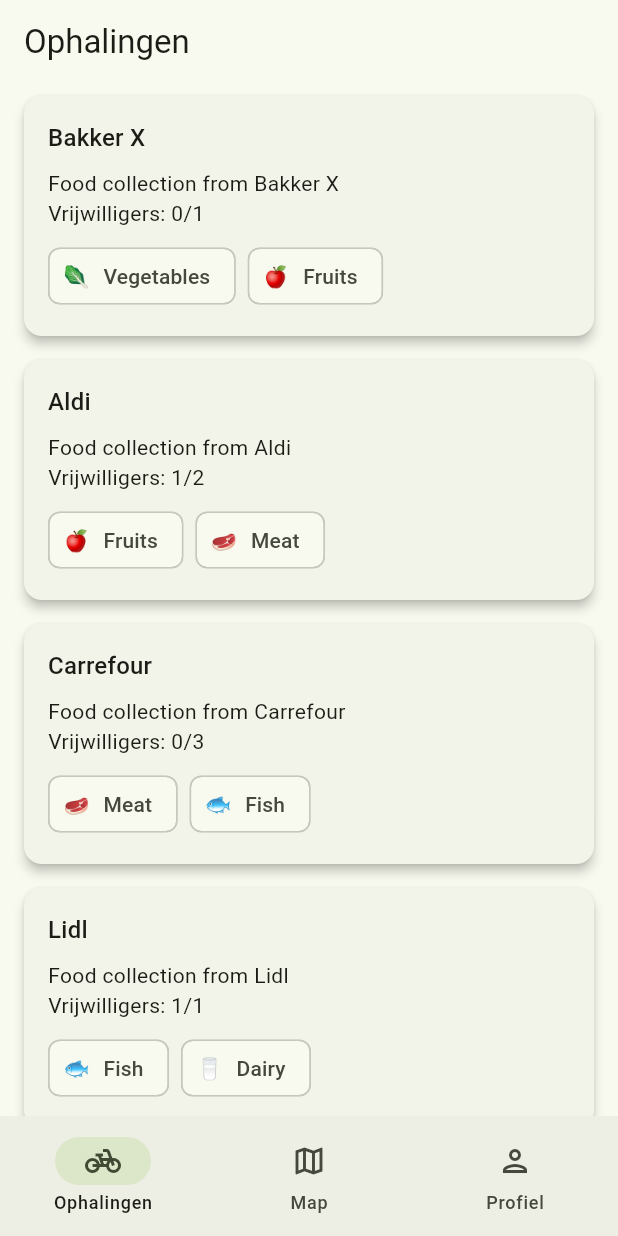
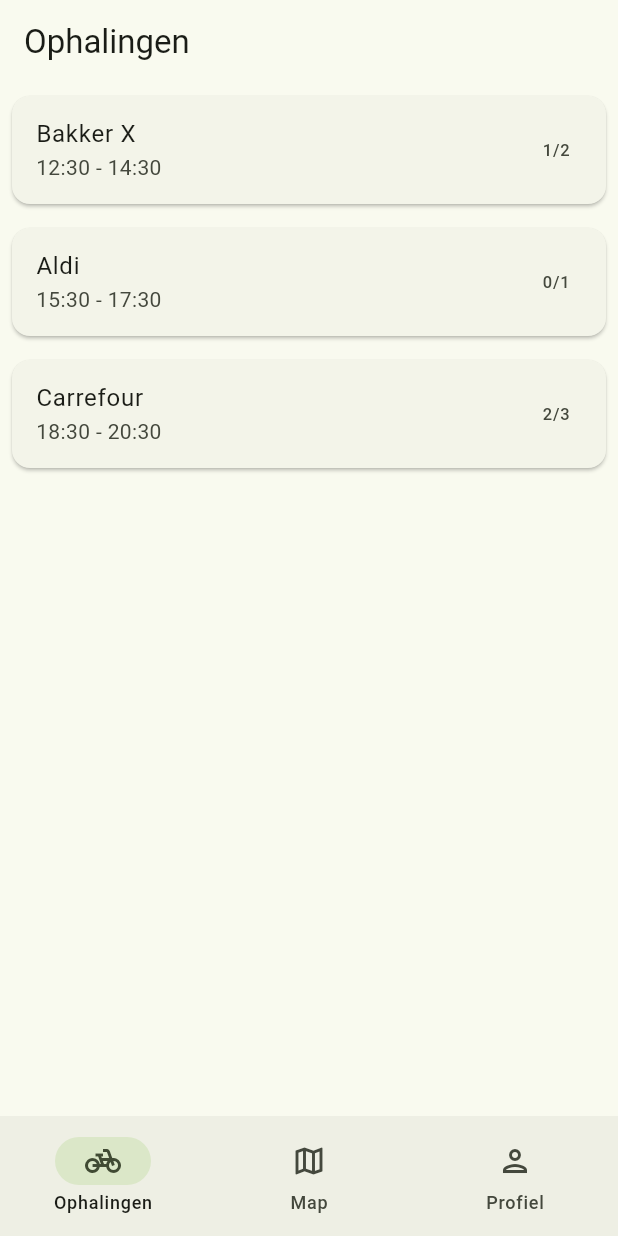
Before and after one commit to weAreHackaton/hackaton2025_6, a Flutter app: the screen it shows after launch, on a phone screen of 412 x 824 dp. Run offline on Flutter 3.47's test engine with Material 3 defaults, Android fonts, the phone set to English and light mode, and no system bars; our stand-ins replace equatable, flutter_map, latlong2.

Commit message:
refactored ophaling

```diff
--- a/lib/map/views/map_screen.dart
+++ b/lib/map/views/map_screen.dart
@@ -1,7 +1,7 @@
 import 'package:flutter/material.dart';
 import 'package:flutter_map/flutter_map.dart';
 import 'package:latlong2/latlong.dart';
-import 'package:hackaton2025_6/ophalingen/models/ophaling.dart';
+import 'package:hackaton2025_6/ophalingen/data/sample_ophalingen.dart';
 import 'package:hackaton2025_6/ophalingen/views/detail_page.dart';
 import 'package:hackaton2025_6/profiel/models/user.dart';
 import 'package:intl/intl.dart';
@@ -17,61 +17,6 @@
   final MapController _mapController = MapController();
   final List<Marker> _markers = [];
 
-  // Hardcoded Ophaling objects
-  final List<Ophaling> _ophalingen = [
-    Ophaling(
-      user: User(
-        name: 'John Doe',
-        email: 'john@example.com',
-        phoneNumber: '+32 123 45 67 89',
-        location: LatLng(51.0543, 3.7174),
-      ),
-      foodtypes: [FoodType.vegetables, FoodType.fruits],
-      start: DateTime.now().add(const Duration(hours: 2)),
-      end: DateTime.now().add(const Duration(hours: 4)),
-      transportType: TransportType.cargoBike,
-      needsRefrigeration: false,
-      description: 'Verse groenten en fruit van de lokale markt',
-      location: LatLng(51.2194, 4.4025),
-      maxVolunteers: 2,
-      currentVolunteers: 1,
-    ),
-    Ophaling(
-      user: User(
-        name: 'Jane Smith',
-        email: 'jane@example.com',
-        phoneNumber: '+32 123 45 67 89',
-        location: LatLng(51.0543, 3.7174),
-      ),
-      foodtypes: [FoodType.bread, FoodType.pastries],
-      start: DateTime.now().add(const Duration(hours: 5)),
-      end: DateTime.now().add(const Duration(hours: 7)),
-      transportType: TransportType.minivan,
-      needsRefrigeration: false,
-      description: 'Koffiekoeken van de bakker om de hoek',
-      location: LatLng(50.8503, 4.3517),
-      maxVolunteers: 1,
-      currentVolunteers: 0,
-    ),
-    Ophaling(
-      user: User(
-        name: 'Mike Johnson',
-        email: 'mike@example.com',
-        phoneNumber: '+32 123 45 67 89',
-        location: LatLng(51.0543, 3.7174),
-      ),
-      foodtypes: [FoodType.meat, FoodType.fish],
-      start: DateTime.now().add(const Duration(hours: 8)),
-      end: DateTime.now().add(const Duration(hours: 10)),
-      transportType: TransportType.truck,
-      needsRefrigeration: true,
-      description: 'Vers vlees en vis uit de carrefour',
-      location: LatLng(51.0543, 3.7174),
-      maxVolunteers: 3,
-      currentVolunteers: 2,
-    ),
-  ];
-
   @override
   void initState() {
     super.initState();
@@ -79,8 +24,8 @@
   }
 
   void _addMarkers() {
-    for (int i = 0; i < _ophalingen.length; i++) {
-      final ophaling = _ophalingen[i];
+    for (int i = 0; i < SampleOphalingen.ophalingen.length; i++) {
+      final ophaling = SampleOphalingen.ophalingen[i];
 
       _markers.add(
         Marker(
@@ -176,7 +121,7 @@
       body: FlutterMap(
         mapController: _mapController,
         options: MapOptions(
-          initialCenter: _ophalingen[0].location,
+          initialCenter: SampleOphalingen.ophalingen[0].location,
           initialZoom: 8.0,
           onTap: (_, __) {},
           interactionOptions: const InteractionOptions(
--- /dev/null
+++ b/lib/ophalingen/data/sample_ophalingen.dart
@@ -0,0 +1,59 @@
+import 'package:hackaton2025_6/ophalingen/models/ophaling.dart';
+import 'package:hackaton2025_6/profiel/models/user.dart';
+import 'package:latlong2/latlong.dart';
+
+class SampleOphalingen {
+  static final List<Ophaling> ophalingen = [
+    Ophaling(
+      user: User(
+        name: 'Bakker X',
+        email: 'contact@bakkerx.be',
+        phoneNumber: '+32 123 45 67 89',
+        location: LatLng(51.0543, 3.7174),
+      ),
+      foodtypes: [FoodType.bread, FoodType.pastries],
+      start: DateTime.now().add(const Duration(hours: 2)),
+      end: DateTime.now().add(const Duration(hours: 4)),
+      transportType: TransportType.cargoBike,
+      needsRefrigeration: false,
+      description: 'Verse broodjes en koffiekoeken',
+      location: LatLng(51.2194, 4.4025),
+      maxVolunteers: 2,
+      currentVolunteers: 1,
+    ),
+    Ophaling(
+      user: User(
+        name: 'Aldi',
+        email: 'contact@aldi.be',
+        phoneNumber: '+32 123 45 67 89',
+        location: LatLng(51.0543, 3.7174),
+      ),
+      foodtypes: [FoodType.vegetables, FoodType.fruits],
+      start: DateTime.now().add(const Duration(hours: 5)),
+      end: DateTime.now().add(const Duration(hours: 7)),
+      transportType: TransportType.minivan,
+      needsRefrigeration: false,
+      description: 'Verse groenten en fruit',
+      location: LatLng(50.8503, 4.3517),
+      maxVolunteers: 1,
+      currentVolunteers: 0,
+    ),
+    Ophaling(
+      user: User(
+        name: 'Carrefour',
+        email: 'contact@carrefour.be',
+        phoneNumber: '+32 123 45 67 89',
+        location: LatLng(51.0543, 3.7174),
+      ),
+      foodtypes: [FoodType.meat, FoodType.fish],
+      start: DateTime.now().add(const Duration(hours: 8)),
+      end: DateTime.now().add(const Duration(hours: 10)),
+      transportType: TransportType.truck,
+      needsRefrigeration: true,
+      description: 'Vers vlees en vis',
+      location: LatLng(51.0543, 3.7174),
+      maxVolunteers: 3,
+      currentVolunteers: 2,
+    ),
+  ];
+}
--- a/lib/ophalingen/views/ophalingen_page.dart
+++ b/lib/ophalingen/views/ophalingen_page.dart
@@ -1,74 +1,29 @@
 import 'package:flutter/material.dart';
-import 'package:hackaton2025_6/package.dart';
-import 'package:latlong2/latlong.dart';
+import 'package:hackaton2025_6/ophalingen/data/sample_ophalingen.dart';
+import 'package:hackaton2025_6/ophalingen/views/detail_page.dart';
 import 'package:intl/intl.dart';
-
-import 'detail_page.dart';
-import 'InfoCard.dart';
 
 class OphalingenPage extends StatelessWidget {
   const OphalingenPage({super.key});
 
   @override
   Widget build(BuildContext context) {
-    // List of business/store names
-    final List<String> businessNames = [
-      'Bakker X',
-      'Aldi',
-      'Carrefour',
-      'Lidl',
-      'Delhaize',
-      'Colruyt',
-      'Jumbo',
-      'Albert Heijn',
-      'Spar',
-      'Coop',
-      'Bakkerij De Smet',
-      'Slagerij Van Damme',
-      'Viswinkel De Zee',
-      'Groenteboer Van Dijk',
-      'Koffiebar Java',
-      'Restaurant De Keuken',
-      'Cafetaria De Friet',
-      'Patisserie Sweet',
-      'Supermarkt Plus',
-      'Marktkraam Groenten'
-    ];
-
-    // Generate sample data
-    final List<Ophaling> ophalingen = List.generate(
-      20,
-      (index) => Ophaling(
-         user: User(
-          name: businessNames[index],
-          email: 'contact@${businessNames[index].toLowerCase().replaceAll(' ', '')}.be',
-          phoneNumber: '+32 123 45 67 89',
-          location: LatLng(51.0543, 3.7174),
-        ),
-        foodtypes: [
-          FoodType.values[index % FoodType.values.length],
-          FoodType.values[(index + 1) % FoodType.values.length],
-        ],
-        start: DateTime.now().add(Duration(hours: index)),
-        end: DateTime.now().add(Duration(hours: index + 2)),
-        description: 'Food collection from ${businessNames[index]}',
-        location: LatLng(51.0543 + (index * 0.01), 3.7174 + (index * 0.01)),
-        transportType: TransportType.values[index % TransportType.values.length],
-        needsRefrigeration: index % 3 == 0,
-        maxVolunteers: (index % 3) + 1,
-        currentVolunteers: index % 2,
-      ),
-    );
-
     return Scaffold(
       appBar: AppBar(
         title: const Text('Ophalingen'),
       ),
       body: ListView.builder(
-        itemCount: ophalingen.length,
+        itemCount: SampleOphalingen.ophalingen.length,
         itemBuilder: (context, index) {
-          final ophaling = ophalingen[index];
-          return GestureDetector(
+          final ophaling = SampleOphalingen.ophalingen[index];
+          return Card(
+            margin: const EdgeInsets.all(8.0),
+            child: ListTile(
+              title: Text(ophaling.user.name),
+              subtitle: Text(
+                '${DateFormat('HH:mm').format(ophaling.start)} - ${DateFormat('HH:mm').format(ophaling.end)}',
+              ),
+              trailing: Text('${ophaling.currentVolunteers}/${ophaling.maxVolunteers}'),
               onTap: () {
                 Navigator.push(
                   context,
@@ -77,10 +32,6 @@
                   ),
                 );
               },
-            child: InfoCard(
-              address: ophaling.user.name,
-              description: '${ophaling.description}\nVrijwilligers: ${ophaling.currentVolunteers}/${ophaling.maxVolunteers}',
-              tags: ophaling.foodtypes,
             ),
           );
         },
```
Lines whose indentation alone changed are shown as unchanged.
